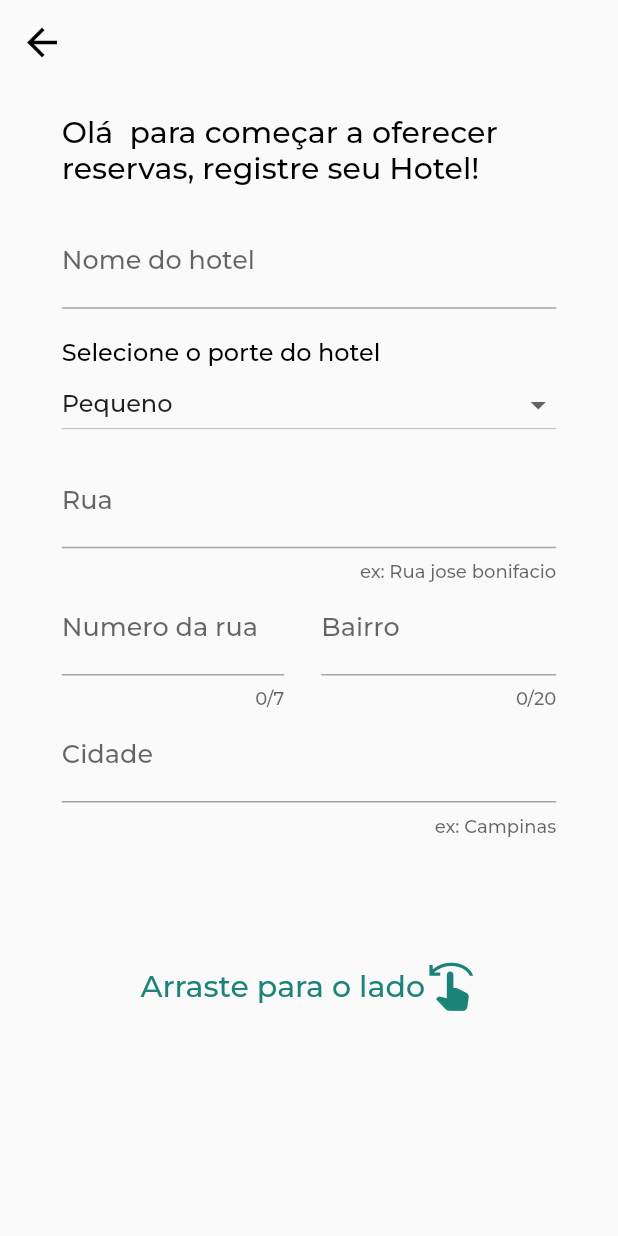
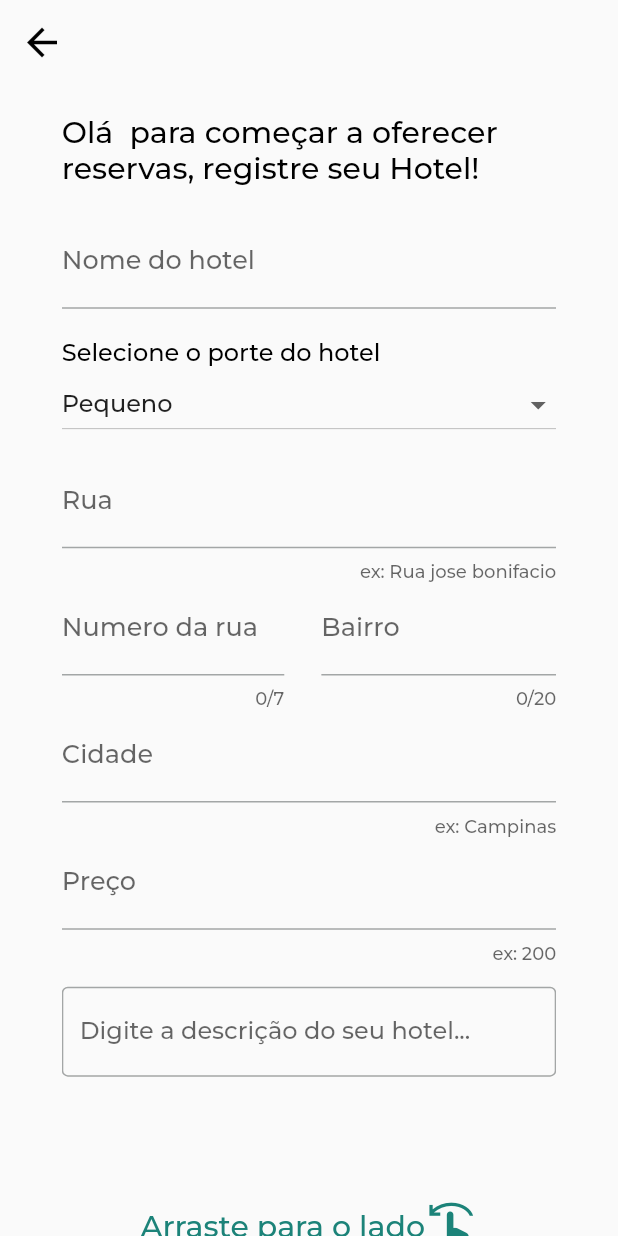
Before and after one commit to guilhermevini2013/App-Flutter-HotelBooking, a Flutter app: the CreateHotel screen opened directly with empty values, on a phone screen of 412 x 824 dp. Run offline on Flutter 3.47's test engine with Material 3 defaults, Android fonts, the phone set to English and light mode, and no system bars; our stand-ins replace another_flushbar, google_maps_flutter, image_picker, shared_preferences; missing offline and left inert: dart:ffi, masked_text; accounts and stored records are empty.

Commit message:
completado o cadastro de hotel, adicionado campo de preco e descricao

```diff
--- a/lib/infra/controllers/map-controller.dart
+++ b/lib/infra/controllers/map-controller.dart
@@ -4,7 +4,7 @@ import 'package:another_flushbar/flushbar.dart';
 import 'package:flutter/material.dart';
 
 import '../../model-view/create-hotel-vm.dart';
-import '../../views/enterprise/card-check-map.dart';
+import '../../views/enterprise/create/card-check-map.dart';
 import '../../views/shared-view-widgets/colors.dart';
 import '../api/googleMaps/mapsService.dart';
 
--- a/lib/model-view/create-hotel-vm.dart
+++ b/lib/model-view/create-hotel-vm.dart
@@ -13,6 +13,8 @@ class CreateHotelViewModel {
   String sizeType = 'SMALL';
   double lat = 0;
   double log = 0;
+  String description ='';
+  double price =0;
   String tellPhone = '+00 (00) 0000-00000';
   String getAddress() {
     return '$streetName $city $streetName $district';
@@ -29,6 +31,8 @@ class CreateHotelViewModel {
     return {
       'name': nameHotel,
       'sizeHotel': sizeType,
+      "price": price,
+      "description": description,
       'address': {
         'street': streetName,
         'streetNumber': streetNumber,
--- a/lib/views/enterprise/card-check-map.dart
+++ b/lib/views/enterprise/create/card-check-map.dart
@@ -2,8 +2,8 @@ import 'package:apphotelbooking/infra/controllers/hotel-controller.dart';
 import 'package:apphotelbooking/model-view/create-hotel-vm.dart';
 import 'package:flutter/material.dart';
 import 'package:google_maps_flutter/google_maps_flutter.dart';
-import '../shared-view-widgets/colors.dart';
-import '../shared-view-widgets/widgets-decorated.dart';
+import '../../shared-view-widgets/colors.dart';
+import '../../shared-view-widgets/widgets-decorated.dart';
 
 class CardCheckMap extends StatefulWidget {
   CardCheckMap(this._createHotelViewModel, {super.key});
--- a/lib/views/enterprise/page-create-hotel-information.dart
+++ b/lib/views/enterprise/create/page-create-hotel-information.dart
@@ -1,11 +1,10 @@
-
 import 'package:apphotelbooking/model-view/create-hotel-vm.dart';
 import 'package:flutter/cupertino.dart';
 import 'package:flutter/material.dart';
 
-import '../../model-view/register-vm.dart';
-import '../shared-view-widgets/colors.dart';
-import '../shared-view-widgets/widgets-decorated.dart';
+import '../../../model-view/register-vm.dart';
+import '../../shared-view-widgets/colors.dart';
+import '../../shared-view-widgets/widgets-decorated.dart';
 
 class PageCreateHotelInformation extends StatefulWidget {
   const PageCreateHotelInformation(
@@ -175,6 +174,27 @@ class _PageCreateHotelInformationState
                   },
                   onChanged: (value) {
                     _createHotelViewModel.city = value;
+                  },
+                  style: const TextStyle(
+                    fontFamily: 'principal',
+                    fontSize: 17,
+                  ),
+                  decoration: const InputDecoration(
+                      labelText: 'Cidade', counterText: 'ex: Campinas'),
+                ),
+                TextFormField(
+                  initialValue: _createHotelViewModel.city,
+                  validator: (value) {
+                    if (value!.isEmpty) {
+                      return 'Campo obrigatorio';
+                    }
+                    return null;
+                  },
+                  keyboardType: TextInputType.number,
+                  onChanged: (value) {
+                    if(value != ''){
+                      _createHotelViewModel.price = double.parse(value);
+                    }
                     widget._formKey.currentState!.validate();
                   },
                   style: const TextStyle(
@@ -182,7 +202,20 @@ class _PageCreateHotelInformationState
                     fontSize: 17,
                   ),
                   decoration: const InputDecoration(
-                      labelText: 'Cidade', counterText: 'ex: Campinas'),
+                      labelText: 'Preço', counterText: 'ex: 200'),
+                ),
+                SizedBox(
+                  height: 15,
+                ),
+                TextField(
+                  maxLines: null,
+                  onChanged: (value) {
+                    _createHotelViewModel.description = value;
+                  },
+                  decoration: const InputDecoration(
+                    hintText: 'Digite a descrição do seu hotel...',
+                    border: OutlineInputBorder(),
+                  ),
                 ),
                 SizedBox(
                   height: MediaQuery.of(context).size.height * 0.1,
--- a/lib/views/principal/login/login.dart
+++ b/lib/views/principal/login/login.dart
@@ -122,7 +122,10 @@ class LoginViewComponents extends StatelessWidget {
                           child: WidgetsDecorated.textDecorated(
                               20, 'Entrar', ColorsView.waterGreen),
                           onPressed: () {
-                            if (_formKey.currentState!.validate()) {}
+                            if (_formKey.currentState!.validate()) {
+                              final UserService userService = UserService();
+                              userService.loginUser(loginVM);
+                            }
                           },
                         ),
                       ),
@@ -154,7 +157,6 @@ class _TextCarouselState extends State<TextCarousel> {
     'Segurança e conforto para você!',
     'Busque o melhor hotel e reserve aqui!'
   ];
-
   @override
   void initState() {
     super.initState();
--- a/lib/views/principal/register/register-enterprise-widget.dart
+++ b/lib/views/principal/register/register-enterprise-widget.dart
@@ -6,7 +6,7 @@ import 'package:flutter/material.dart';
 import 'package:masked_text/masked_text.dart';
 
 import '../../../model-view/login-vm.dart';
-import '../../enterprise/create-hotel.dart';
+import '../../enterprise/create/create-hotel.dart';
 import '../../shared-view-widgets/colors.dart';
 import '../../shared-view-widgets/widgets-decorated.dart';
 
```
Also changed, not shown: lib/views/enterprise/create/create-hotel.dart (renamed from lib/views/enterprise/create-hotel.dart, +4 -3 lines), lib/views/enterprise/create/page-create-hotel-image.dart (renamed from lib/views/enterprise/page-create-hotel-image.dart, +3 -5 lines).
